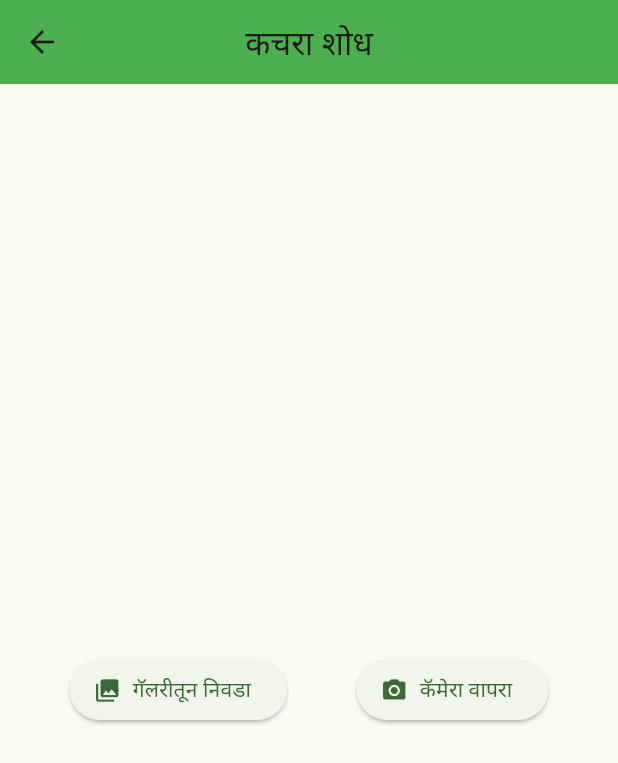
After one commit to Sreys10/ngo_app2, a Flutter app: the EnvironmentPage screen opened directly, after a tap on "कचरा शोध", on a phone screen of 412 x 824 dp. The commit adds this screen. Shown: the top 763 px of the screen. Run offline on Flutter 3.47's test engine with Material 3 defaults, Android fonts, the phone set to English and light mode, and no system bars; our stand-ins replace audioplayers, image_picker; missing offline and left inert: tflite.

Commit message:
few updates

```diff
--- a/ngo_app/lib/ENVIRONMENT/environment_page.dart
+++ b/ngo_app/lib/ENVIRONMENT/environment_page.dart
@@ -5,6 +5,7 @@ import '../recycle/recycling_page.dart';
 import '../waste_disposal/waste_disposal_page.dart';
 import 'dashboard.dart';
 import '../game/game_zone_page.dart';
+import './waste_detect.dart'; // Import the new Waste Detection page
 
 class EnvironmentPage extends StatelessWidget {
   const EnvironmentPage({super.key});
@@ -45,6 +46,13 @@ class EnvironmentPage extends StatelessWidget {
         child: ListView(
           padding: const EdgeInsets.all(16.0),
           children: [
+            _buildCustomButton(
+              context,
+              'कचरा शोध', // Waste Detection in Marathi
+              Icons.search,
+              const WasteDetectionPage(), // Navigate to WasteDetectionPage
+            ),
+            const SizedBox(height: 16),
             _buildCustomButton(
               context,
               'पर्यावरणीय संसाधने', // Environmental Resources in Marathi
--- /dev/null
+++ b/ngo_app/lib/ENVIRONMENT/waste_detect.dart
@@ -0,0 +1,148 @@
+import 'package:flutter/material.dart';
+import 'package:image_picker/image_picker.dart';
+import 'package:tflite/tflite.dart';
+import 'dart:io';
+
+class WasteDetectionPage extends StatefulWidget {
+  const WasteDetectionPage({super.key});
+
+  @override
+  _WasteDetectionPageState createState() => _WasteDetectionPageState();
+}
+
+class _WasteDetectionPageState extends State<WasteDetectionPage> {
+  File? _image; // To store the selected image
+  List<dynamic>? _recognitions; // To store the model's output
+  bool _isLoading = false; // To show a loading indicator
+
+  @override
+  void initState() {
+    super.initState();
+    _loadModel(); // Load the TFLite model when the page is initialized
+  }
+
+  @override
+  void dispose() {
+    Tflite.close(); // Close the TFLite model when the page is disposed
+    super.dispose();
+  }
+
+  // Load the TFLite model
+  Future<void> _loadModel() async {
+    try {
+      String? res = await Tflite.loadModel(
+        model: "assets/waste.TFLite", // Path to your TFLite model
+        labels: "assets/labels.txt", // Path to your labels file (if any)
+      );
+      print("Model loaded: $res");
+    } catch (e) {
+      print("Failed to load model: $e");
+    }
+  }
+
+  // Pick an image from the gallery
+  Future<void> _pickImageFromGallery() async {
+    final picker = ImagePicker();
+    final pickedFile = await picker.pickImage(source: ImageSource.gallery);
+
+    if (pickedFile != null) {
+      setState(() {
+        _image = File(pickedFile.path);
+        _isLoading = true;
+      });
+      _runModelOnImage(_image!);
+    }
+  }
+
+  // Capture an image using the camera
+  Future<void> _captureImageFromCamera() async {
+    final picker = ImagePicker();
+    final pickedFile = await picker.pickImage(source: ImageSource.camera);
+
+    if (pickedFile != null) {
+      setState(() {
+        _image = File(pickedFile.path);
+        _isLoading = true;
+      });
+      _runModelOnImage(_image!);
+    }
+  }
+
+  // Run the model on the selected image
+  Future<void> _runModelOnImage(File image) async {
+    if (image == null) return;
+
+    var recognitions = await Tflite.runModelOnImage(
+      path: image.path,
+      numResults: 5, // Number of results to return
+      threshold: 0.5, // Confidence threshold
+      imageMean: 127.5, // Image mean for normalization
+      imageStd: 127.5, // Image standard deviation for normalization
+    );
+
+    setState(() {
+      _recognitions = recognitions;
+      _isLoading = false;
+    });
+  }
+
+  @override
+  Widget build(BuildContext context) {
+    return Scaffold(
+      appBar: AppBar(
+        title: const Text('कचरा शोध'), // Waste Detection in Marathi
+        centerTitle: true,
+        backgroundColor: Colors.green,
+      ),
+      body: Center(
+        child: Column(
+          mainAxisAlignment: MainAxisAlignment.center,
+          children: [
+            if (_image != null)
+              Image.file(
+                _image!,
+                height: 200,
+                width: 200,
+                fit: BoxFit.cover,
+              ),
+            const SizedBox(height: 20),
+            if (_isLoading)
+              const CircularProgressIndicator()
+            else if (_recognitions != null)
+              Expanded(
+                child: ListView.builder(
+                  itemCount: _recognitions!.length,
+                  itemBuilder: (context, index) {
+                    return Card(
+                      child: ListTile(
+                        title: Text(_recognitions![index]['label']),
+                        subtitle: Text(
+                            'Confidence: ${(_recognitions![index]['confidence'] * 100).toStringAsFixed(2)}%'),
+                      ),
+                    );
+                  },
+                ),
+              ),
+            const SizedBox(height: 20),
+            Row(
+              mainAxisAlignment: MainAxisAlignment.spaceEvenly,
+              children: [
+                ElevatedButton.icon(
+                  onPressed: _pickImageFromGallery,
+                  icon: const Icon(Icons.photo_library),
+                  label: const Text(
+                      'गॅलरीतून निवडा'), // Pick from Gallery in Marathi
+                ),
+                ElevatedButton.icon(
+                  onPressed: _captureImageFromCamera,
+                  icon: const Icon(Icons.camera_alt),
+                  label: const Text('कॅमेरा वापरा'), // Use Camera in Marathi
+                ),
+              ],
+            ),
+          ],
+        ),
+      ),
+    );
+  }
+}
```
Also changed, not shown: ngo_app/pubspec.yaml (+8 -0 lines), ngo_app/pubspec.lock, 7 other files.
